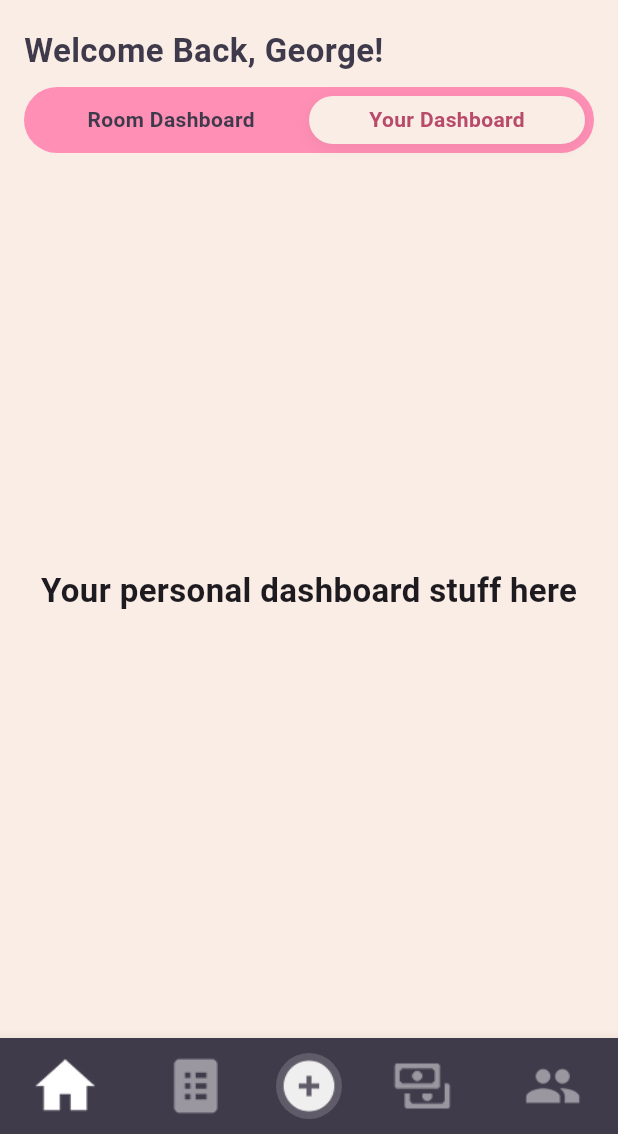
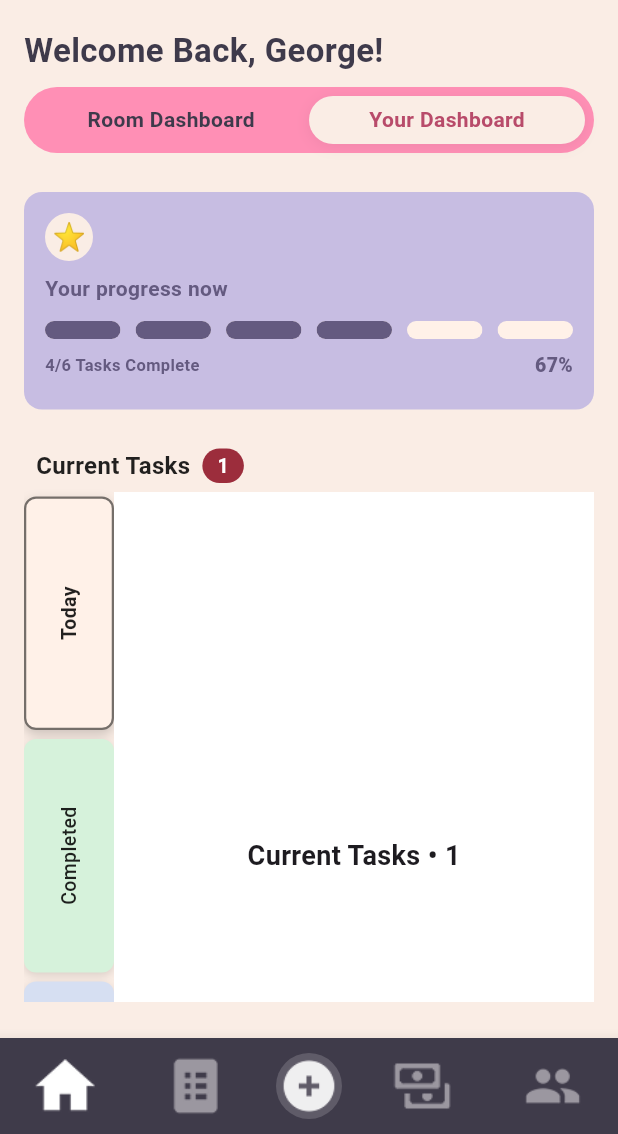
Before and after one commit to FairNest/FairNest, a Flutter app: the screen it shows after launch, after a tap on "Your Dashboard", on a phone screen of 412 x 824 dp, the part 102-1236 px from its top. Run offline on Flutter 3.47's test engine with Material 3 defaults, Android fonts, the phone set to English and light mode, and no system bars; our stand-ins replace google_fonts; Roboto replaces fonts that are missing (Krub).

Commit message:
fighting zeus is easier than making this damn tab cuz why did i make it like this wtf 👎

```diff
--- /dev/null
+++ b/fairnestui/lib/components/YourProgressNowCard.dart
@@ -0,0 +1,185 @@
+import 'package:fairnestui/theme/app_colors.dart';
+import 'package:flutter/material.dart';
+
+class YourProgressNowCard extends StatelessWidget {
+  const YourProgressNowCard({
+    super.key,
+    this.value,
+    required this.completedTasks,
+    required this.totalTasks,
+
+    // Texts
+    this.title = 'Your progress now',
+    this.leftFooterLabel = 'Tasks Complete',
+
+    // Layout
+    this.height = 145,
+    this.padding = const EdgeInsets.all(14),
+
+    // Visuals
+    this.bgColor = AppColors.primary,
+    this.headerColor = const Color(0xFF645A80),
+    this.fillColor = const Color(0xFF645A80),
+    this.trackColor = const Color(0xFFFFF1E8),
+
+    // Segments
+    this.segmentCount,
+    this.segmentHeight = 12,
+    this.segmentRadius = 20,
+    this.segmentGap = 10,
+
+    // Animation
+    this.duration = const Duration(milliseconds: 600),
+    this.curve = Curves.easeOut,
+  });
+
+  final double? value;
+  final int completedTasks;
+  final int totalTasks;
+
+  final String title;
+  final String leftFooterLabel;
+
+  final double height;
+  final EdgeInsets padding;
+  final Color bgColor;
+  final Color headerColor;
+  final Color fillColor;
+  final Color trackColor;
+
+  final int? segmentCount;
+  final double segmentHeight;
+  final double segmentRadius;
+  final double segmentGap;
+
+  final Duration duration;
+  final Curve curve;
+
+  @override
+  Widget build(BuildContext context) {
+    final double vReal = _computeValue();
+    final int pct = (vReal * 100).round();
+    final int segs = _computeSegments();
+    final int completedShown = completedTasks.clamp(0, totalTasks);
+
+    return Container(
+      height: height,
+      padding: padding,
+      decoration: BoxDecoration(
+        color: bgColor,
+        borderRadius: BorderRadius.circular(12),
+      ),
+      child: Column(
+        crossAxisAlignment: CrossAxisAlignment.start,
+        children: [
+          // Row with fixed star icon + title
+          Column(
+            crossAxisAlignment: CrossAxisAlignment.start,
+            children: [
+              Container(
+                width: 32,
+                height: 32,
+                decoration: const BoxDecoration(
+                  color: AppColors.background, // cream circle
+                  shape: BoxShape.circle,
+                ),
+                alignment: Alignment.center,
+                child: const Text(
+                  "⭐",
+                  style: TextStyle(fontSize: 18),
+                ),
+              ),
+              const SizedBox(height: 8),
+              Text(
+                title,
+                style: TextStyle(
+                  fontSize: 14,
+                  fontWeight: FontWeight.w700,
+                  color: headerColor,
+                ),
+              ),
+            ],
+          ),
+          const SizedBox(height: 12),
+
+          // Segmented progress
+          TweenAnimationBuilder<double>(
+            tween: Tween<double>(begin: 0, end: vReal),
+            duration: duration,
+            curve: curve,
+            builder: (context, t, _) {
+              final bars = <Widget>[];
+              for (int i = 0; i < segs; i++) {
+                final segProgress = (t * segs) - i;
+                final fill = segProgress.clamp(0.0, 1.0);
+
+                bars.add(
+                  Expanded(
+                    child: ClipRRect(
+                      borderRadius: BorderRadius.circular(segmentRadius),
+                      child: Stack(
+                        children: [
+                          Container(height: segmentHeight, color: trackColor),
+                          if (fill > 0)
+                            Align(
+                              alignment: Alignment.centerLeft,
+                              child: FractionallySizedBox(
+                                widthFactor: fill,
+                                child: Container(
+                                  height: segmentHeight,
+                                  color: fillColor,
+                                ),
+                              ),
+                            ),
+                        ],
+                      ),
+                    ),
+                  ),
+                );
+
+                if (i != segs - 1) bars.add(SizedBox(width: segmentGap));
+              }
+              return Row(children: bars);
+            },
+          ),
+
+          const SizedBox(height: 8),
+
+          // Footer
+          Row(
+            children: [
+              Text(
+                '$completedShown/$totalTasks $leftFooterLabel',
+                style: TextStyle(
+                  fontSize: 11,
+                  fontWeight: FontWeight.w600,
+                  color: headerColor,
+                ),
+              ),
+              const Spacer(),
+              Text(
+                '$pct%',
+                style: TextStyle(
+                  fontSize: 13,
+                  fontWeight: FontWeight.w800,
+                  color: headerColor,
+                ),
+              ),
+            ],
+          ),
+        ],
+      ),
+    );
+  }
+
+  double _computeValue() {
+    if (value != null) return value!.clamp(0.0, 1.0);
+    if (totalTasks <= 0) return 0.0;
+    return completedTasks.clamp(0, totalTasks) / totalTasks;
+  }
+
+  int _computeSegments() {
+    final int segs = segmentCount ?? (totalTasks > 0 ? totalTasks : 6);
+    return segs.clamp(3, 10);
+  }
+}
--- a/fairnestui/lib/pages/home/RoomDashboardPage.dart
+++ b/fairnestui/lib/pages/home/RoomDashboardPage.dart
@@ -4,7 +4,9 @@ import 'package:fairnestui/components/FinancesProgressCard.dart';
 import 'package:fairnestui/components/LavenderBorderedCard.dart';
 import 'package:fairnestui/components/RoomCompatibilityCard.dart';
 import 'package:fairnestui/components/RoommateOverviewCard.dart';
+import 'package:fairnestui/components/YourProgressNowCard.dart';
 import 'package:fairnestui/theme/app_fonts.dart';
+import 'package:fairnestui/widgets/TaskNavFolder.dart';
 import 'package:flutter/material.dart';
 import 'package:fairnestui/theme/app_colors.dart';
 import 'package:fairnestui/widgets/room_header_appbar.dart';
@@ -96,7 +98,6 @@ class _RoomDashboardPageState extends State<RoomDashboardPage> {
   }
 }
 
-/* ---------- Example content widgets ---------- */
 class _RoomDashContent extends StatelessWidget {
   const _RoomDashContent({super.key});
 
@@ -104,7 +105,7 @@ class _RoomDashContent extends StatelessWidget {
   Widget build(BuildContext context) {
     return SingleChildScrollView(
       child: Column(
-        crossAxisAlignment: CrossAxisAlignment.start, // ← left-align children
+        crossAxisAlignment: CrossAxisAlignment.start,
         children: [
           Padding(
             padding: const EdgeInsets.only(left: 15),
@@ -313,9 +314,23 @@ class _YourDashContent extends StatelessWidget {
   const _YourDashContent({super.key});
   @override
   Widget build(BuildContext context) {
-    return Center(
-      child:
-          Text('Your personal dashboard stuff here', style: AppFonts.heading1),
+    return SingleChildScrollView(
+      child: Column(
+        children: [
+          SizedBox(
+            height: 10,
+          ),
+          YourProgressNowCard(completedTasks: 4, totalTasks: 6),
+          SizedBox(
+            height: 20,
+          ),
+          TaskNavFolder(
+            todayUnfinishedCount: 1,
+            completedCount: 2,
+            upcomingUnfinishedCount: 3,
+          )
+        ],
+      ),
     );
   }
 }
--- /dev/null
+++ b/fairnestui/lib/widgets/TaskNavFolder.dart
@@ -0,0 +1,219 @@
+import 'package:flutter/material.dart';
+
+class TaskNavFolder extends StatefulWidget {
+  const TaskNavFolder({
+    super.key,
+    this.panelHeight = 520,
+    required this.todayUnfinishedCount,
+    required this.completedCount,
+    required this.upcomingUnfinishedCount,
+  });
+
+  final double panelHeight;
+  final int todayUnfinishedCount;
+  final int completedCount;
+  final int upcomingUnfinishedCount;
+
+  @override
+  State<TaskNavFolder> createState() => _TaskNavFolderState();
+}
+
+class _TaskNavFolderState extends State<TaskNavFolder> {
+  int activeIndex = 0;
+
+  static const _cream = Color(0xFFFFF1E8);
+  final tabs = const [
+    {"label": "Today", "color": Color(0xFFFADDE1)}, // pink
+    {"label": "Completed", "color": Color(0xFFD6F2DB)}, // green
+    {"label": "Upcoming", "color": Color(0xFFD6DFF2)}, // lavender
+  ];
+
+  String _headerTitle() {
+    switch (activeIndex) {
+      case 0:
+        return "Current Tasks";
+      case 1:
+        return "Completed Tasks";
+      case 2:
+        return "Upcoming Tasks";
+      default:
+        return "Tasks";
+    }
+  }
+
+  int _headerCount() {
+    switch (activeIndex) {
+      case 0:
+        return widget.todayUnfinishedCount;
+      case 1:
+        return widget.completedCount;
+      case 2:
+        return widget.upcomingUnfinishedCount;
+      default:
+        return 0;
+    }
+  }
+
+  @override
+  Widget build(BuildContext context) {
+    return SizedBox(
+      height: widget.panelHeight,
+      child: Column(
+        crossAxisAlignment: CrossAxisAlignment.start,
+        children: [
+          // Header (no animations here to avoid choppiness)
+          Padding(
+            padding: const EdgeInsets.symmetric(horizontal: 8.0, vertical: 6),
+            child: Row(
+              children: [
+                Text(
+                  _headerTitle(),
+                  style: const TextStyle(
+                    fontSize: 16,
+                    fontWeight: FontWeight.w700,
+                    color: Colors.black87,
+                  ),
+                ),
+                const SizedBox(width: 8),
+                Container(
+                  padding:
+                      const EdgeInsets.symmetric(horizontal: 10, vertical: 2),
+                  decoration: BoxDecoration(
+                    color: Color(0xFF9C2D3C),
+                    borderRadius: BorderRadius.circular(20),
+                  ),
+                  child: Text(
+                    _headerCount().toString(),
+                    style: const TextStyle(
+                      fontSize: 13,
+                      fontWeight: FontWeight.w600,
+                      color: Colors.white,
+                    ),
+                  ),
+                ),
+              ],
+            ),
+          ),
+
+          Expanded(
+            child: Row(
+              crossAxisAlignment: CrossAxisAlignment.stretch,
+              children: [
+                // Sidebar tabs
+                SizedBox(
+                  width: 60,
+                  child: Column(
+                    children: List.generate(tabs.length, (i) {
+                      final tab = tabs[i];
+                      return Expanded(
+                        child: _SideTab(
+                          label: tab["label"] as String,
+                          baseColor: tab["color"] as Color,
+                          isActive: activeIndex == i,
+                          activeColor: _cream,
+                          onTap: () => setState(() => activeIndex = i),
+                        ),
+                      );
+                    }),
+                  ),
+                ),
+
+                // Main area (instant swap, no animation)
+                Expanded(
+                  child: Container(
+                    color: Colors.white,
+                    alignment: Alignment.center,
+                    child: Text(
+                      "${_headerTitle()} • ${_headerCount()}",
+                      style: const TextStyle(
+                        fontSize: 18,
+                        fontWeight: FontWeight.w600,
+                      ),
+                    ),
+                  ),
+                ),
+              ],
+            ),
+          ),
+        ],
+      ),
+    );
+  }
+}
+
+class _SideTab extends StatefulWidget {
+  const _SideTab({
+    required this.label,
+    required this.baseColor,
+    required this.isActive,
+    required this.onTap,
+    this.activeColor = const Color(0xFFFFF1E8),
+  });
+
+  final String label;
+  final Color baseColor;
+  final bool isActive;
+  final VoidCallback onTap;
+  final Color activeColor;
+
+  @override
+  State<_SideTab> createState() => _SideTabState();
+}
+
+class _SideTabState extends State<_SideTab> {
+  bool _pressed = false;
+
+  @override
+  Widget build(BuildContext context) {
+    final isActive = widget.isActive;
+
+    return AnimatedScale(
+      scale: _pressed ? 0.97 : 1.0, // tiny press squish
+      duration: const Duration(milliseconds: 80),
+      curve: Curves.easeOut,
+      child: Material(
+        color: Colors.transparent,
+        child: InkWell(
+          borderRadius: BorderRadius.circular(8),
+          splashColor: Colors.black12, // subtle ripple
+          onTap: widget.onTap,
+          onTapDown: (_) => setState(() => _pressed = true),
+          onTapCancel: () => setState(() => _pressed = false),
+          onTapUp: (_) => setState(() => _pressed = false),
+          child: AnimatedContainer(
+            duration:
+                const Duration(milliseconds: 160), // animate only tab visuals
+            curve: Curves.easeOut,
+            margin: const EdgeInsets.symmetric(vertical: 3),
+            decoration: BoxDecoration(
+              color: isActive ? widget.activeColor : widget.baseColor,
+              border: isActive
+                  ? Border.all(color: Colors.black54, width: 1.5)
+                  : null,
+              borderRadius: BorderRadius.circular(8),
+              boxShadow: [
+                BoxShadow(
+                  color: Colors.black.withOpacity(isActive ? 0.18 : 0.12),
+                  blurRadius: isActive ? 6 : 4,
+                  offset: Offset(0, isActive ? 3 : 2),
+                ),
+              ],
+            ),
+            alignment: Alignment.center,
+            child: RotatedBox(
+              quarterTurns: -1,
+              child: Text(
+                widget.label,
+                style: TextStyle(
+                  fontSize: 13,
+                  fontWeight: isActive ? FontWeight.w700 : FontWeight.w500,
+                  color: Colors.black87,
+                ),
+              ),
+            ),
+          ),
+        ),
+      ),
+    );
+  }
+}
```
